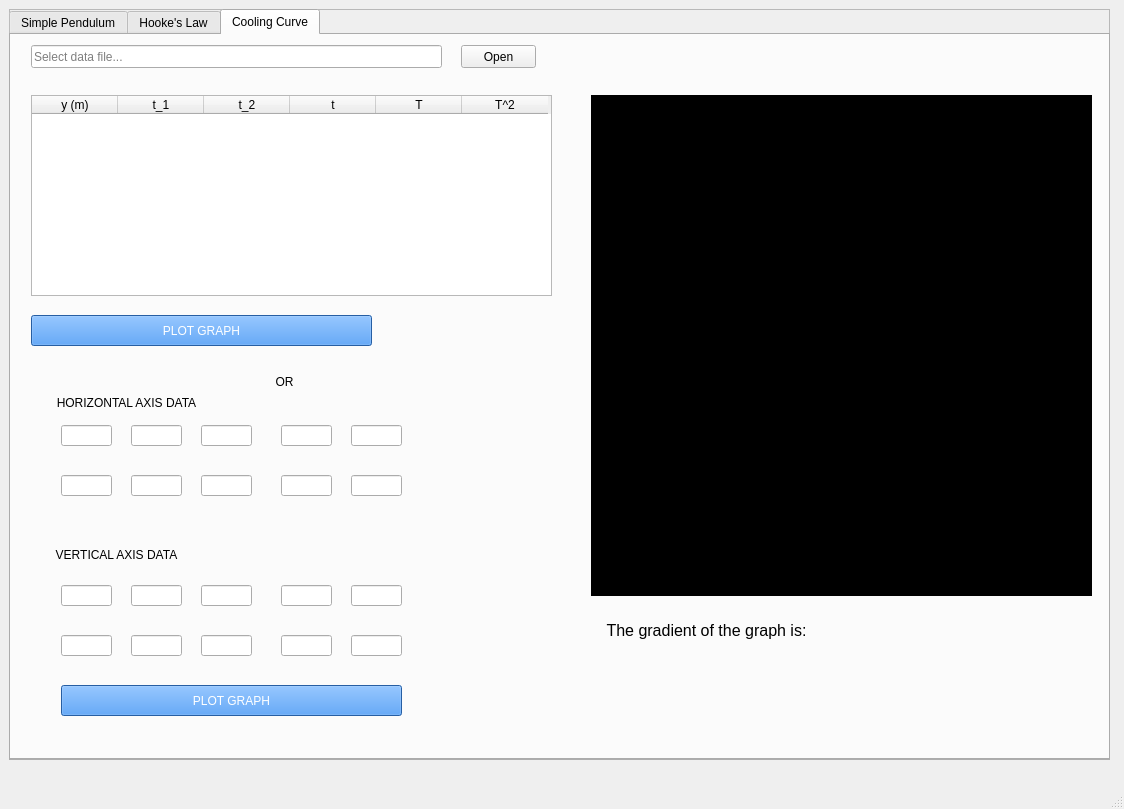
AugieJ123/Computation-Physics-Software, file exp_phy_soft.ui: the form before one commit.
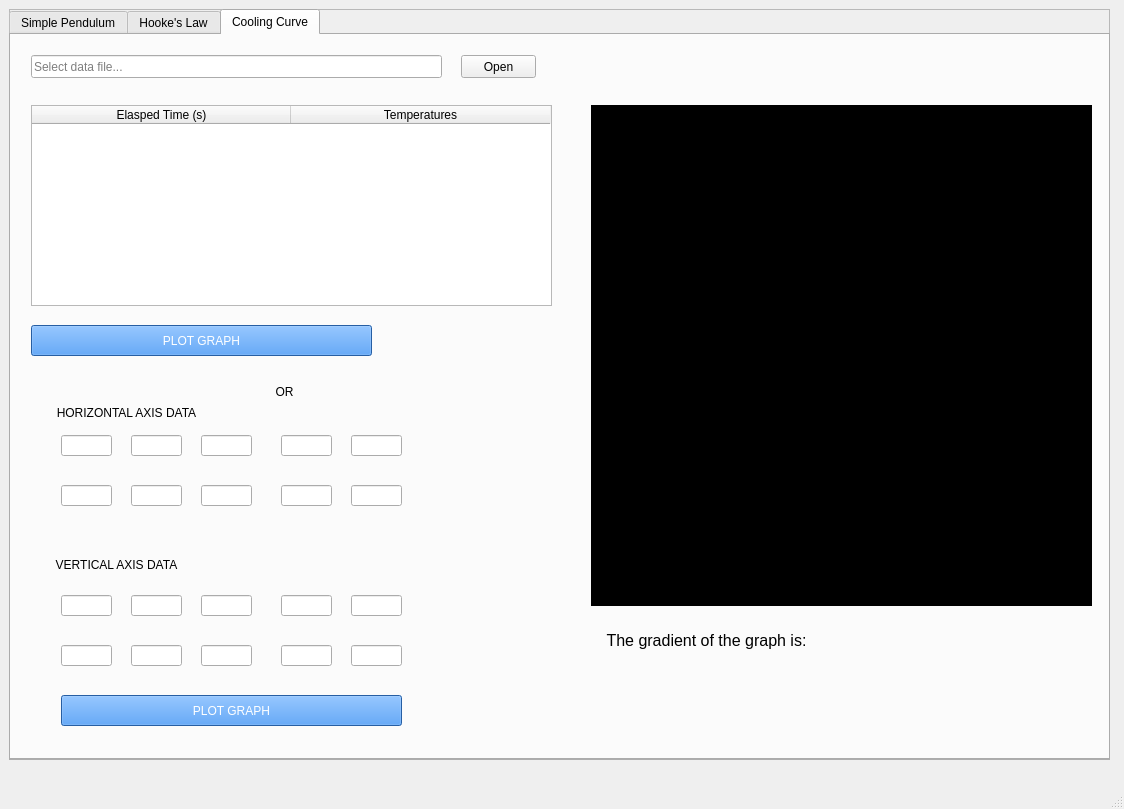
The form after the commit. The open tabs and pages were chosen to show the change. Custom widgets are drawn as their Qt base class.

```diff
--- a/exp_phy_soft.ui
+++ b/exp_phy_soft.ui
@@ -895,7 +895,7 @@
        <property name="geometry">
         <rect>
          <x>450</x>
-         <y>10</y>
+         <y>20</y>
          <width>75</width>
          <height>23</height>
         </rect>
@@ -908,7 +908,7 @@
        <property name="geometry">
         <rect>
          <x>250</x>
-         <y>340</y>
+         <y>350</y>
          <width>47</width>
          <height>13</height>
         </rect>
@@ -924,7 +924,7 @@
        <property name="geometry">
         <rect>
          <x>20</x>
-         <y>510</y>
+         <y>520</y>
          <width>171</width>
          <height>20</height>
         </rect>
@@ -940,7 +940,7 @@
        <property name="geometry">
         <rect>
          <x>20</x>
-         <y>60</y>
+         <y>70</y>
          <width>521</width>
          <height>201</height>
         </rect>
@@ -955,42 +955,22 @@
         <bool>false</bool>
        </property>
        <property name="columnCount">
-        <number>6</number>
+        <number>2</number>
        </property>
        <attribute name="horizontalHeaderCascadingSectionResizes">
         <bool>false</bool>
        </attribute>
        <attribute name="horizontalHeaderDefaultSectionSize">
-        <number>86</number>
+        <number>259</number>
        </attribute>
        <column>
         <property name="text">
-         <string>y (m)</string>
+         <string>Elasped Time (s)</string>
         </property>
        </column>
        <column>
         <property name="text">
-         <string>t_1</string>
-        </property>
-       </column>
-       <column>
-        <property name="text">
-         <string>t_2</string>
-        </property>
-       </column>
-       <column>
-        <property name="text">
-         <string>t</string>
-        </property>
-       </column>
-       <column>
-        <property name="text">
-         <string>T</string>
-        </property>
-       </column>
-       <column>
-        <property name="text">
-         <string>T^2</string>
+         <string>Temperatures</string>
         </property>
        </column>
       </widget>
@@ -998,7 +978,7 @@
        <property name="geometry">
         <rect>
          <x>50</x>
-         <y>600</y>
+         <y>610</y>
          <width>51</width>
          <height>21</height>
         </rect>
@@ -1008,7 +988,7 @@
        <property name="geometry">
         <rect>
          <x>580</x>
-         <y>60</y>
+         <y>70</y>
          <width>501</width>
          <height>501</height>
         </rect>
@@ -1027,7 +1007,7 @@
        <property name="geometry">
         <rect>
          <x>580</x>
-         <y>580</y>
+         <y>590</y>
          <width>231</width>
          <height>31</height>
         </rect>
@@ -1048,7 +1028,7 @@
        <property name="geometry">
         <rect>
          <x>50</x>
-         <y>650</y>
+         <y>660</y>
          <width>341</width>
          <height>31</height>
         </rect>
@@ -1065,7 +1045,7 @@
        <property name="geometry">
         <rect>
          <x>50</x>
-         <y>390</y>
+         <y>400</y>
          <width>51</width>
          <height>21</height>
         </rect>
@@ -1075,7 +1055,7 @@
        <property name="geometry">
         <rect>
          <x>120</x>
-         <y>550</y>
+         <y>560</y>
          <width>51</width>
          <height>21</height>
         </rect>
@@ -1085,27 +1065,7 @@
        <property name="geometry">
         <rect>
          <x>270</x>
-         <y>600</y>
-         <width>51</width>
-         <height>21</height>
-        </rect>
-       </property>
-      </widget>
-      <widget class="QLineEdit" name="hori_22">
-       <property name="geometry">
-        <rect>
-         <x>270</x>
-         <y>390</y>
-         <width>51</width>
-         <height>21</height>
-        </rect>
-       </property>
-      </widget>
-      <widget class="QLineEdit" name="hori_23">
-       <property name="geometry">
-        <rect>
-         <x>340</x>
-         <y>390</y>
+         <y>610</y>
          <width>51</width>
          <height>21</height>
         </rect>
@@ -1114,28 +1074,8 @@
       <widget class="QLineEdit" name="hori_24">
        <property name="geometry">
         <rect>
-         <x>120</x>
-         <y>440</y>
-         <width>51</width>
-         <height>21</height>
-        </rect>
-       </property>
-      </widget>
-      <widget class="QLineEdit" name="vert_24">
-       <property name="geometry">
-        <rect>
-         <x>190</x>
-         <y>550</y>
-         <width>51</width>
-         <height>21</height>
-        </rect>
-       </property>
-      </widget>
-      <widget class="QLineEdit" name="vert_25">
-       <property name="geometry">
-        <rect>
          <x>270</x>
-         <y>550</y>
+         <y>400</y>
          <width>51</width>
          <height>21</height>
         </rect>
@@ -1144,61 +1084,8 @@
       <widget class="QLineEdit" name="hori_25">
        <property name="geometry">
         <rect>
-         <x>270</x>
-         <y>440</y>
-         <width>51</width>
-         <height>21</height>
-        </rect>
-       </property>
-      </widget>
-      <widget class="QLineEdit" name="vert_26">
-       <property name="geometry">
-        <rect>
-         <x>120</x>
-         <y>600</y>
-         <width>51</width>
-         <height>21</height>
-        </rect>
-       </property>
-      </widget>
-      <widget class="QPushButton" name="table_graph_btn_3">
-       <property name="geometry">
-        <rect>
-         <x>20</x>
-         <y>280</y>
-         <width>341</width>
-         <height>31</height>
-        </rect>
-       </property>
-       <property name="styleSheet">
-        <string notr="true">background-color: rgb(53, 132, 228);
-color: rgb(255, 255, 255);</string>
-       </property>
-       <property name="text">
-        <string>PLOT GRAPH</string>
-       </property>
-      </widget>
-      <widget class="QLabel" name="label_12">
-       <property name="geometry">
-        <rect>
-         <x>20</x>
-         <y>360</y>
-         <width>191</width>
-         <height>16</height>
-        </rect>
-       </property>
-       <property name="text">
-        <string>HORIZONTAL AXIS DATA</string>
-       </property>
-       <property name="alignment">
-        <set>Qt::AlignCenter</set>
-       </property>
-      </widget>
-      <widget class="QLineEdit" name="hori_26">
-       <property name="geometry">
-        <rect>
-         <x>190</x>
-         <y>390</y>
+         <x>340</x>
+         <y>400</y>
          <width>51</width>
          <height>21</height>
         </rect>
@@ -1207,8 +1094,38 @@
       <widget class="QLineEdit" name="hori_27">
        <property name="geometry">
         <rect>
-         <x>340</x>
-         <y>440</y>
+         <x>120</x>
+         <y>450</y>
+         <width>51</width>
+         <height>21</height>
+        </rect>
+       </property>
+      </widget>
+      <widget class="QLineEdit" name="vert_23">
+       <property name="geometry">
+        <rect>
+         <x>190</x>
+         <y>560</y>
+         <width>51</width>
+         <height>21</height>
+        </rect>
+       </property>
+      </widget>
+      <widget class="QLineEdit" name="vert_24">
+       <property name="geometry">
+        <rect>
+         <x>270</x>
+         <y>560</y>
+         <width>51</width>
+         <height>21</height>
+        </rect>
+       </property>
+      </widget>
+      <widget class="QLineEdit" name="hori_29">
+       <property name="geometry">
+        <rect>
+         <x>270</x>
+         <y>450</y>
          <width>51</width>
          <height>21</height>
         </rect>
@@ -1217,8 +1134,71 @@
       <widget class="QLineEdit" name="vert_27">
        <property name="geometry">
         <rect>
+         <x>120</x>
+         <y>610</y>
+         <width>51</width>
+         <height>21</height>
+        </rect>
+       </property>
+      </widget>
+      <widget class="QPushButton" name="table_graph_btn_3">
+       <property name="geometry">
+        <rect>
+         <x>20</x>
+         <y>290</y>
+         <width>341</width>
+         <height>31</height>
+        </rect>
+       </property>
+       <property name="styleSheet">
+        <string notr="true">background-color: rgb(53, 132, 228);
+color: rgb(255, 255, 255);</string>
+       </property>
+       <property name="text">
+        <string>PLOT GRAPH</string>
+       </property>
+      </widget>
+      <widget class="QLabel" name="label_12">
+       <property name="geometry">
+        <rect>
+         <x>20</x>
+         <y>370</y>
+         <width>191</width>
+         <height>16</height>
+        </rect>
+       </property>
+       <property name="text">
+        <string>HORIZONTAL AXIS DATA</string>
+       </property>
+       <property name="alignment">
+        <set>Qt::AlignCenter</set>
+       </property>
+      </widget>
+      <widget class="QLineEdit" name="hori_23">
+       <property name="geometry">
+        <rect>
+         <x>190</x>
+         <y>400</y>
+         <width>51</width>
+         <height>21</height>
+        </rect>
+       </property>
+      </widget>
+      <widget class="QLineEdit" name="hori_30">
+       <property name="geometry">
+        <rect>
          <x>340</x>
-         <y>600</y>
+         <y>450</y>
+         <width>51</width>
+         <height>21</height>
+        </rect>
+       </property>
+      </widget>
+      <widget class="QLineEdit" name="vert_30">
+       <property name="geometry">
+        <rect>
+         <x>340</x>
+         <y>610</y>
          <width>51</width>
          <height>21</height>
         </rect>
@@ -1228,7 +1208,7 @@
        <property name="geometry">
         <rect>
          <x>20</x>
-         <y>10</y>
+         <y>20</y>
          <width>411</width>
          <height>23</height>
         </rect>
@@ -1241,7 +1221,7 @@
        <property name="geometry">
         <rect>
          <x>190</x>
-         <y>600</y>
+         <y>610</y>
          <width>51</width>
          <height>21</height>
         </rect>
@@ -1251,7 +1231,7 @@
        <property name="geometry">
         <rect>
          <x>190</x>
-         <y>440</y>
+         <y>450</y>
          <width>51</width>
          <height>21</height>
         </rect>
@@ -1261,7 +1241,7 @@
        <property name="geometry">
         <rect>
          <x>50</x>
-         <y>440</y>
+         <y>450</y>
          <width>51</width>
          <height>21</height>
         </rect>
@@ -1271,7 +1251,7 @@
        <property name="geometry">
         <rect>
          <x>120</x>
-         <y>390</y>
+         <y>400</y>
          <width>51</width>
          <height>21</height>
         </rect>
@@ -1281,7 +1261,7 @@
        <property name="geometry">
         <rect>
          <x>50</x>
-         <y>550</y>
+         <y>560</y>
          <width>51</width>
          <height>21</height>
         </rect>
@@ -1291,7 +1271,7 @@
        <property name="geometry">
         <rect>
          <x>340</x>
-         <y>550</y>
+         <y>560</y>
          <width>51</width>
          <height>21</height>
         </rect>
```
Left out of the diff: 276 changed lines with no effect on the pictures.
